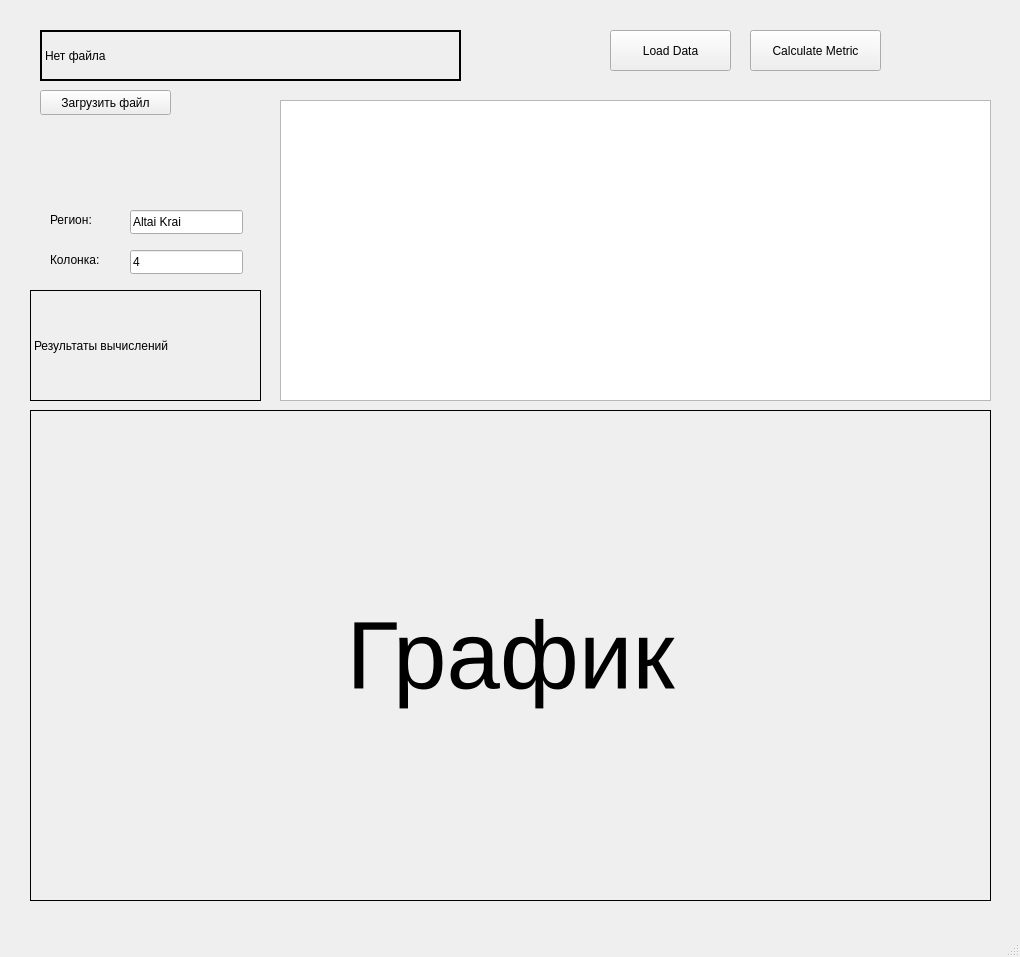
This is mainwindow.ui in KriptYashka/QT_2DVisual as Qt 5 draws it before an edit. The edited form follows.
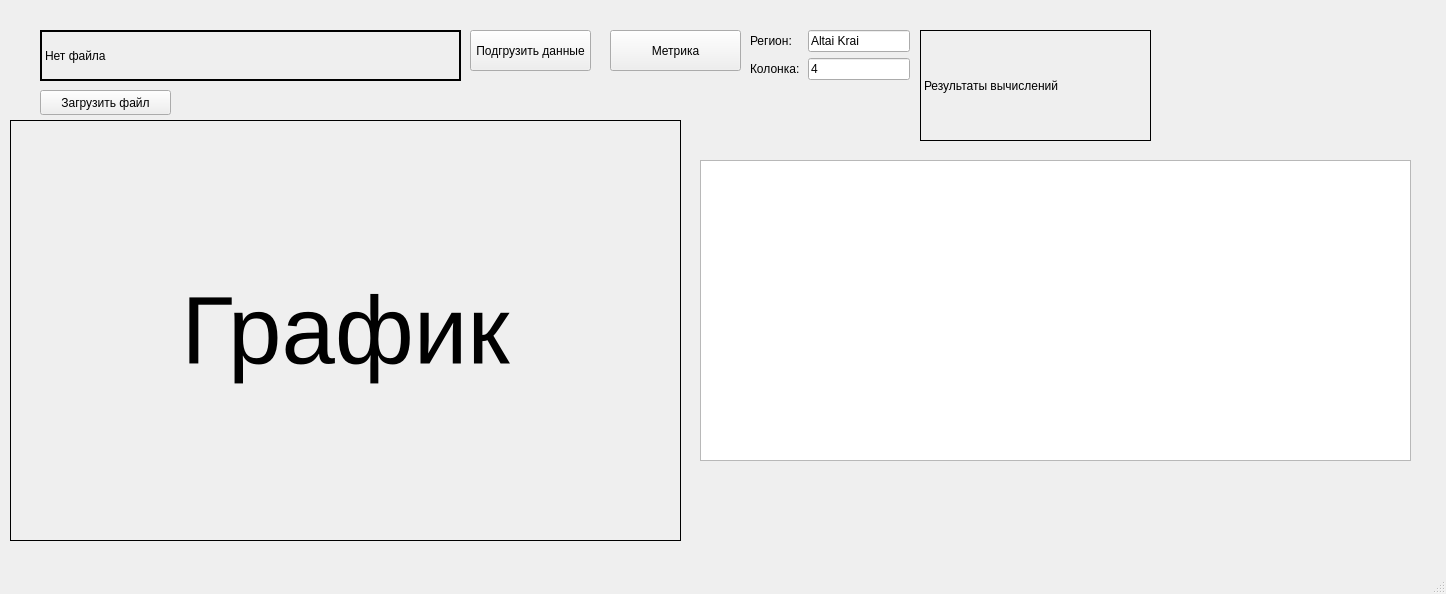
This is the edited form.

Patch:
```diff
--- a/mainwindow.ui
+++ b/mainwindow.ui
@@ -6,10 +6,22 @@
    <rect>
     <x>0</x>
     <y>0</y>
-    <width>1020</width>
-    <height>957</height>
+    <width>1446</width>
+    <height>594</height>
    </rect>
   </property>
+  <property name="minimumSize">
+   <size>
+    <width>1446</width>
+    <height>594</height>
+   </size>
+  </property>
+  <property name="maximumSize">
+   <size>
+    <width>1446</width>
+    <height>594</height>
+   </size>
+  </property>
   <property name="windowTitle">
    <string>MainWindow</string>
   </property>
@@ -17,27 +29,27 @@
    <widget class="QPushButton" name="btn_metric">
     <property name="geometry">
      <rect>
-      <x>750</x>
-      <y>30</y>
-      <width>131</width>
-      <height>41</height>
-     </rect>
-    </property>
-    <property name="text">
-     <string>Calculate Metric</string>
-    </property>
-   </widget>
-   <widget class="QPushButton" name="btn_load">
-    <property name="geometry">
-     <rect>
       <x>610</x>
       <y>30</y>
+      <width>131</width>
+      <height>41</height>
+     </rect>
+    </property>
+    <property name="text">
+     <string>Метрика</string>
+    </property>
+   </widget>
+   <widget class="QPushButton" name="btn_load">
+    <property name="geometry">
+     <rect>
+      <x>470</x>
+      <y>30</y>
       <width>121</width>
       <height>41</height>
      </rect>
     </property>
     <property name="text">
-     <string>Load Data</string>
+     <string>Подгрузить данные</string>
     </property>
    </widget>
    <widget class="QLabel" name="label_title">
@@ -68,63 +80,11 @@
      <number>10</number>
     </property>
    </widget>
-   <widget class="QLineEdit" name="line_region">
-    <property name="geometry">
-     <rect>
-      <x>130</x>
-      <y>210</y>
-      <width>113</width>
-      <height>24</height>
-     </rect>
-    </property>
-    <property name="text">
-     <string>Altai Krai</string>
-    </property>
-   </widget>
-   <widget class="QLabel" name="label_region">
-    <property name="geometry">
-     <rect>
-      <x>50</x>
-      <y>210</y>
-      <width>71</width>
-      <height>20</height>
-     </rect>
-    </property>
-    <property name="text">
-     <string>Регион:</string>
-    </property>
-   </widget>
-   <widget class="QLabel" name="label_col">
-    <property name="geometry">
-     <rect>
-      <x>50</x>
-      <y>250</y>
-      <width>71</width>
-      <height>20</height>
-     </rect>
-    </property>
-    <property name="text">
-     <string>Колонка:</string>
-    </property>
-   </widget>
-   <widget class="QLineEdit" name="line_col">
-    <property name="geometry">
-     <rect>
-      <x>130</x>
-      <y>250</y>
-      <width>113</width>
-      <height>24</height>
-     </rect>
-    </property>
-    <property name="text">
-     <string>4</string>
-    </property>
-   </widget>
    <widget class="QLabel" name="label_result">
     <property name="geometry">
      <rect>
-      <x>30</x>
-      <y>290</y>
+      <x>920</x>
+      <y>30</y>
       <width>231</width>
       <height>111</height>
      </rect>
@@ -145,8 +105,8 @@
    <widget class="QTableView" name="table_metric">
     <property name="geometry">
      <rect>
-      <x>280</x>
-      <y>100</y>
+      <x>700</x>
+      <y>160</y>
       <width>711</width>
       <height>301</height>
      </rect>
@@ -171,10 +131,10 @@
    <widget class="QLabel" name="graphic">
     <property name="geometry">
      <rect>
-      <x>30</x>
-      <y>410</y>
-      <width>961</width>
-      <height>491</height>
+      <x>10</x>
+      <y>120</y>
+      <width>671</width>
+      <height>421</height>
      </rect>
     </property>
     <property name="font">
@@ -195,6 +155,49 @@
      <number>20</number>
     </property>
    </widget>
+   <widget class="QWidget" name="formLayoutWidget">
+    <property name="geometry">
+     <rect>
+      <x>750</x>
+      <y>30</y>
+      <width>160</width>
+      <height>111</height>
+     </rect>
+    </property>
+    <layout class="QFormLayout" name="formLayout">
+     <property name="horizontalSpacing">
+      <number>8</number>
+     </property>
+     <item row="1" column="0">
+      <widget class="QLabel" name="label_col">
+       <property name="text">
+        <string>Колонка:</string>
+       </property>
+      </widget>
+     </item>
+     <item row="0" column="0">
+      <widget class="QLabel" name="label_region">
+       <property name="text">
+        <string>Регион:</string>
+       </property>
+      </widget>
+     </item>
+     <item row="0" column="1">
+      <widget class="QLineEdit" name="line_region">
+       <property name="text">
+        <string>Altai Krai</string>
+       </property>
+      </widget>
+     </item>
+     <item row="1" column="1">
+      <widget class="QLineEdit" name="line_col">
+       <property name="text">
+        <string>4</string>
+       </property>
+      </widget>
+     </item>
+    </layout>
+   </widget>
   </widget>
   <widget class="QMenuBar" name="menubar">
    <property name="geometry">
```
Left out of the diff: 2 changed lines with no effect on the pictures.
